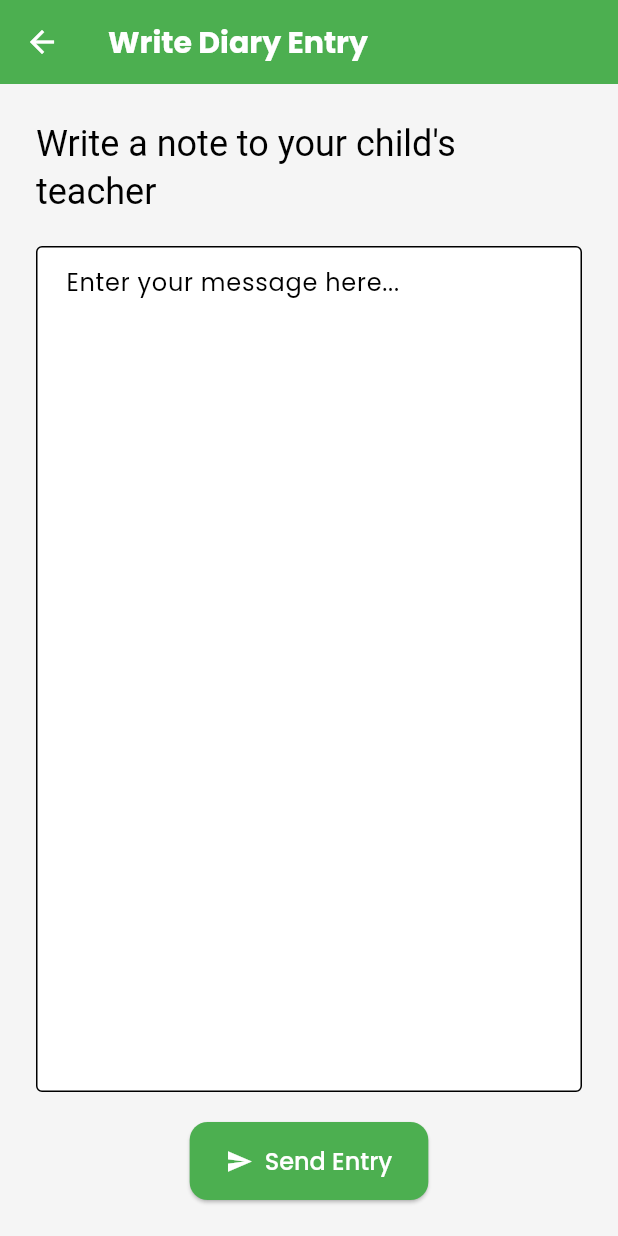
After one commit to sibusisondlovu/text-a-parent-2025, a Flutter app: the DiaryEntryScreen screen opened directly, after a tap on "Send Entry", on a phone screen of 412 x 824 dp. The commit adds this screen. Run offline on Flutter 3.47's test engine with Material 3 defaults, Android fonts, the phone set to English and light mode, and no system bars; our stand-ins replace cloud_firestore, firebase_auth, firebase_core, flutter_spinkit, google_fonts; accounts and stored records are empty; generated files the repository leaves out were written again.

Commit message:
Completed diary entry and listing

```diff
--- /dev/null
+++ b/lib/features/messaging/diary_entry_screen.dart
@@ -0,0 +1,98 @@
+import 'package:cloud_firestore/cloud_firestore.dart';
+import 'package:firebase_auth/firebase_auth.dart';
+import 'package:flutter/material.dart';
+
+class DiaryEntryScreen extends StatefulWidget {
+  static const String id = 'writeDiary';
+
+  const DiaryEntryScreen({super.key});
+
+  @override
+  State<DiaryEntryScreen> createState() => _DiaryEntryScreenState();
+}
+
+class _DiaryEntryScreenState extends State<DiaryEntryScreen> {
+  final TextEditingController _entryController = TextEditingController();
+  bool isLoading = false;
+
+  Future<void> _submitEntry() async {
+    final content = _entryController.text.trim();
+    if (content.isEmpty) return;
+
+    setState(() => isLoading = true);
+
+    try {
+      final user = FirebaseAuth.instance.currentUser;
+      if (user == null) throw Exception('User not logged in');
+
+      final now = Timestamp.now();
+
+      await FirebaseFirestore.instance.collection('diary_entries').add({
+        'parentId': user.uid,
+        'teacherId': 'teacher123',
+        'title': content.length > 30 ? content.substring(0, 30) + '...' : content,
+        'content': content,
+        'sender': 'parent',
+        'isReadByParent': true,
+        'isReadByTeacher': false,
+        'readByParentAt': now,
+        'readByTeacherAt': null,
+        'timestamp': now,
+      });
+
+      ScaffoldMessenger.of(context).showSnackBar(
+        const SnackBar(content: Text('Diary entry sent!')),
+      );
+
+      Navigator.pop(context); // Go back to dashboard
+    } catch (e) {
+      ScaffoldMessenger.of(context).showSnackBar(
+        SnackBar(content: Text('Error: ${e.toString()}')),
+      );
+    } finally {
+      setState(() => isLoading = false);
+    }
+  }
+
+
+
+  @override
+  Widget build(BuildContext context) {
+    final theme = Theme.of(context);
+    return Scaffold(
+      appBar: AppBar(title: const Text('Write Diary Entry')),
+      body: Padding(
+        padding: const EdgeInsets.all(24.0),
+        child: Column(
+          children: [
+            Text(
+              'Write a note to your child\'s teacher',
+              style: theme.textTheme.headlineSmall,
+            ),
+            const SizedBox(height: 20),
+            Expanded(
+              child: TextField(
+                controller: _entryController,
+                maxLines: null,
+                expands: true,
+                textAlignVertical: TextAlignVertical.top,
+                decoration: const InputDecoration(
+                  hintText: 'Enter your message here...',
+                  border: OutlineInputBorder(),
+                ),
+              ),
+            ),
+            const SizedBox(height: 20),
+            isLoading
+                ? const CircularProgressIndicator()
+                : ElevatedButton.icon(
+              onPressed: _submitEntry,
+              icon: const Icon(Icons.send),
+              label: const Text('Send Entry'),
+            ),
+          ],
+        ),
+      ),
+    );
+  }
+}
--- a/lib/utils/routes.dart
+++ b/lib/utils/routes.dart
@@ -1,6 +1,7 @@
 import 'package:flutter/material.dart';
 
 import '../features/messaging/class_messages_screen.dart';
+import '../features/messaging/diary_entry_screen.dart';
 import '../features/parent_onboarding/parent_registration_flow_screen.dart';
 import '../screens/onboarding_screen.dart';
 import '../screens/parent_dashboard_screen.dart';
@@ -33,6 +34,9 @@ class RouteGenerator {
       case ClassMessagesScreen.id:
         return _route(const ClassMessagesScreen());
 
+      case DiaryEntryScreen.id:
+        return _route(const DiaryEntryScreen());
+
       default:
         return _errorRoute(settings.name);
     }
--- a/pubspec.yaml
+++ b/pubspec.yaml
@@ -16,7 +16,9 @@ dependencies:
   google_fonts: ^6.1.0
   firebase_core: ^3.14.0
   firebase_auth: ^5.6.0
+  cloud_firestore:
   flutter_spinkit: ^5.2.0
+
 
 dev_dependencies:
   flutter_test:
```
Also changed, not shown: lib/features/parent_onboarding/parent_registration_flow_screen.dart (+7 -0 lines), lib/main.dart (+5 -3 lines), lib/screens/parent_dashboard_screen.dart (+168 -66 lines), pubspec.lock.
